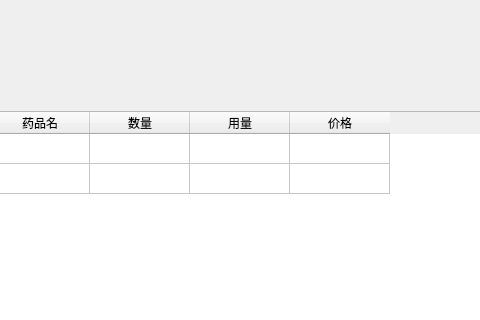
Above: ui/ViewPrescriptionsAndContributions.ui from BottleOfErie/SmartHospital before the change; both pictures show x 157 to 637 and y 0 to 320 of the 1248 by 890 pixel window. Below: the same form after it.
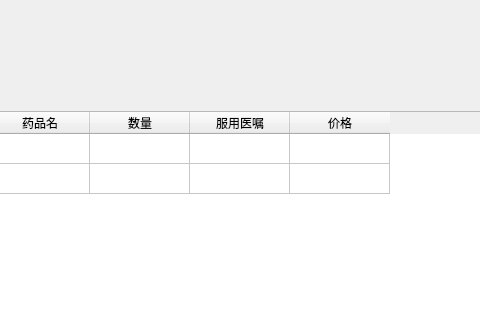
That is the form after the change. Icons and pictures are not drawn.

Commit message: Merge remote-tracking branch 'origin/main' into main

Patch:
```diff
--- a/ui/ViewPrescriptionsAndContributions.ui
+++ b/ui/ViewPrescriptionsAndContributions.ui
@@ -58,7 +58,7 @@
        </column>
        <column>
         <property name="text">
-         <string>用量</string>
+         <string>服用医嘱</string>
         </property>
        </column>
        <column>
```
The commit also changes 1 other file.
